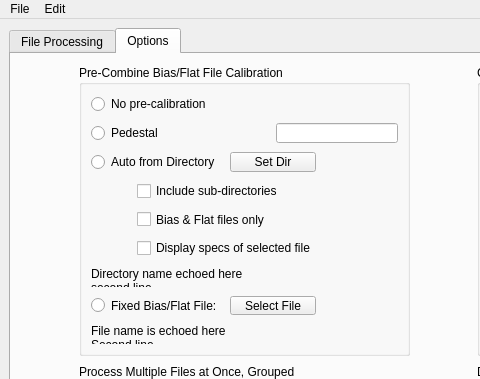
The window that MainWindow.ui (RMcDOttawa/MasterFlatMaker) describes before a commit, drawn with Qt 5; both pictures show x 0 to 480 and y 0 to 379 of the 883 by 601 pixel window.
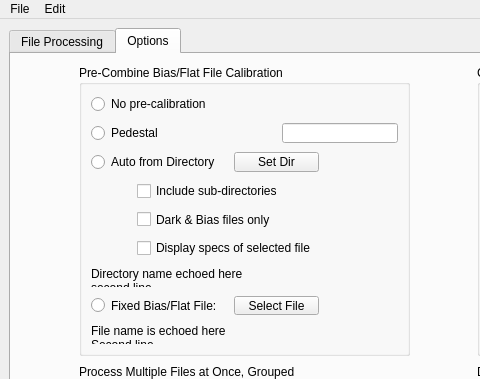
The same window after the commit. The open tabs and pages were chosen to show the change.

Patch:
```diff
--- a/MainWindow.ui
+++ b/MainWindow.ui
@@ -553,7 +553,7 @@
               <string>In auto directory, only BIAS or FLAT files will be considered</string>
              </property>
              <property name="text">
-              <string>Bias &amp;&amp; Flat files only</string>
+              <string>Dark &amp;&amp; Bias files only</string>
              </property>
             </widget>
            </item>
```
Left out of the diff: 4 changed lines with no effect on the pictures.
